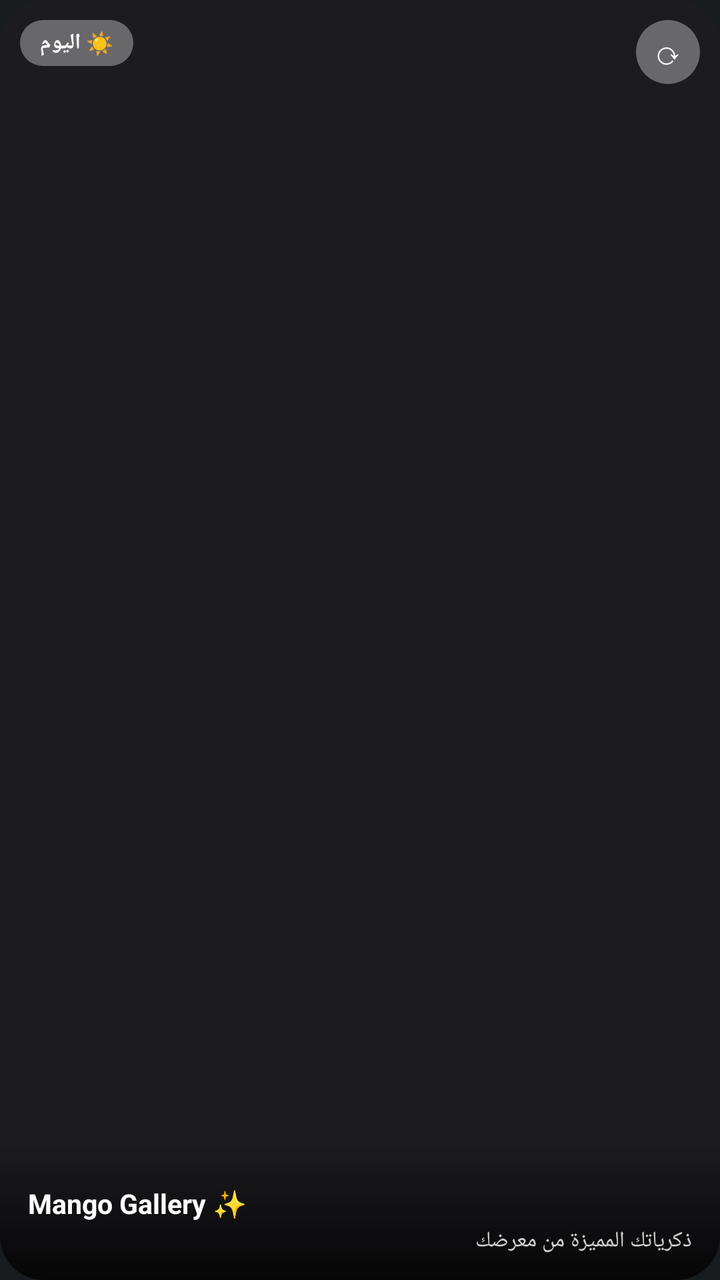
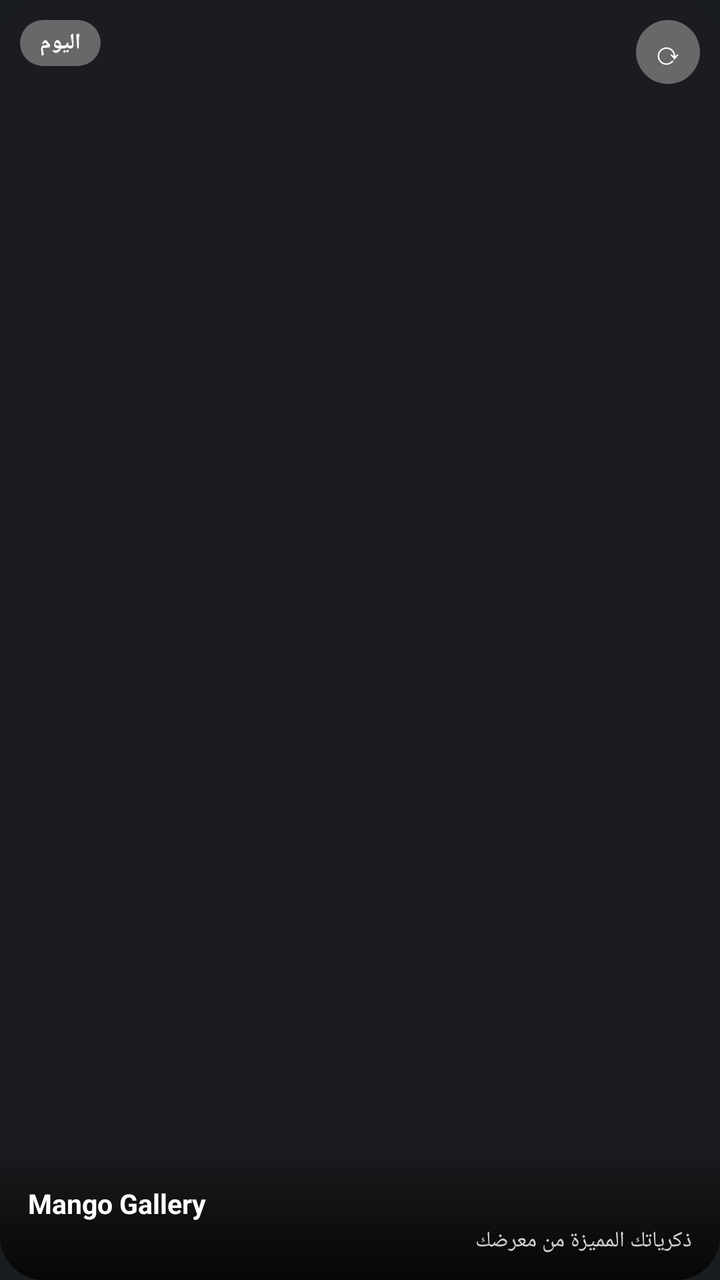

The first picture is an Android layout as it rendered before a commit; the second is the same layout after the commit. The layout source and the unified diff follow.
<!-- AndroidManifest.xml: application theme android:Theme.DeviceDefault.NoActionBar -->
<!-- res/layout/mango_widget_photo.xml -->
<?xml version="1.0" encoding="utf-8"?>
<FrameLayout xmlns:android="http://schemas.android.com/apk/res/android"
    android:id="@+id/widget_root"
    android:layout_width="match_parent"
    android:layout_height="match_parent"
    android:background="@drawable/widget_bg">

    <ImageView
        android:id="@+id/widget_image"
        android:layout_width="match_parent"
        android:layout_height="match_parent"
        android:scaleType="centerCrop" />

    
    <TextView
        android:id="@+id/widget_date_badge"
        android:layout_width="wrap_content"
        android:layout_height="wrap_content"
        android:layout_gravity="top|start"
        android:layout_margin="10dp"
        android:background="@drawable/widget_btn_bg"
        android:paddingStart="10dp"
        android:paddingEnd="10dp"
        android:paddingTop="4dp"
        android:paddingBottom="4dp"
        android:text="☀️ اليوم"
        android:textColor="#FFFFFFFF"
        android:textSize="11sp"
        android:textStyle="bold" />

    
    <TextView
        android:id="@+id/widget_refresh"
        android:layout_width="32dp"
        android:layout_height="32dp"
        android:layout_gravity="top|end"
        android:layout_margin="10dp"
        android:background="@drawable/widget_btn_bg"
        android:gravity="center"
        android:text="⟳"
        android:textColor="#FFFFFFFF"
        android:textSize="16sp" />

    
    <LinearLayout
        android:layout_width="match_parent"
        android:layout_height="wrap_content"
        android:layout_gravity="bottom"
        android:background="@drawable/widget_caption_bg"
        android:orientation="vertical"
        android:paddingStart="14dp"
        android:paddingEnd="14dp"
        android:paddingTop="22dp"
        android:paddingBottom="12dp">

        <TextView
            android:id="@+id/widget_caption"
            android:layout_width="match_parent"
            android:layout_height="wrap_content"
            android:maxLines="1"
            android:text="Mango Gallery ✨"
            android:textColor="#FFFFFFFF"
            android:textSize="13.5sp"
            android:textStyle="bold" />

        <TextView
            android:id="@+id/widget_subcaption"
            android:layout_width="match_parent"
            android:layout_height="wrap_content"
            android:layout_marginTop="2dp"
            android:maxLines="1"
            android:text="ذكرياتك المميزة من معرضك"
            android:textColor="#CCFFFFFF"
            android:textSize="11sp" />
    </LinearLayout>
</FrameLayout>
<!-- resources referenced by this layout -->
<resources>
  <!-- drawable widget_bg (drawable) -->
  <?xml version="1.0" encoding="utf-8"?>
  <shape xmlns:android="http://schemas.android.com/apk/res/android" android:shape="rectangle">
      <solid android:color="#FF1C1C20" />
      <corners android:radius="22dp" />
  </shape>
  <!-- drawable widget_btn_bg (drawable) -->
  <?xml version="1.0" encoding="utf-8"?>
  <shape xmlns:android="http://schemas.android.com/apk/res/android" android:shape="rectangle">
      <solid android:color="#55FFFFFF" />
      <corners android:radius="16dp" />
  </shape>
  <!-- drawable widget_caption_bg (drawable) -->
  <?xml version="1.0" encoding="utf-8"?>
  <shape xmlns:android="http://schemas.android.com/apk/res/android" android:shape="rectangle">
      <gradient
          android:angle="90"
          android:endColor="#00000000"
          android:startColor="#CC000000" />
      <corners android:bottomLeftRadius="22dp" android:bottomRightRadius="22dp" />
  </shape>
</resources>

<!-- the commit's change to res/layout/mango_widget_photo.xml (unified diff, before → after) -->
@@ -23,7 +23,7 @@
         android:paddingEnd="10dp"
         android:paddingTop="4dp"
         android:paddingBottom="4dp"
-        android:text="☀️ اليوم"
+        android:text="اليوم"
         android:textColor="#FFFFFFFF"
         android:textSize="11sp"
         android:textStyle="bold" />
@@ -58,7 +58,7 @@
             android:layout_width="match_parent"
             android:layout_height="wrap_content"
             android:maxLines="1"
-            android:text="Mango Gallery ✨"
+            android:text="Mango Gallery"
             android:textColor="#FFFFFFFF"
             android:textSize="13.5sp"
             android:textStyle="bold" />
